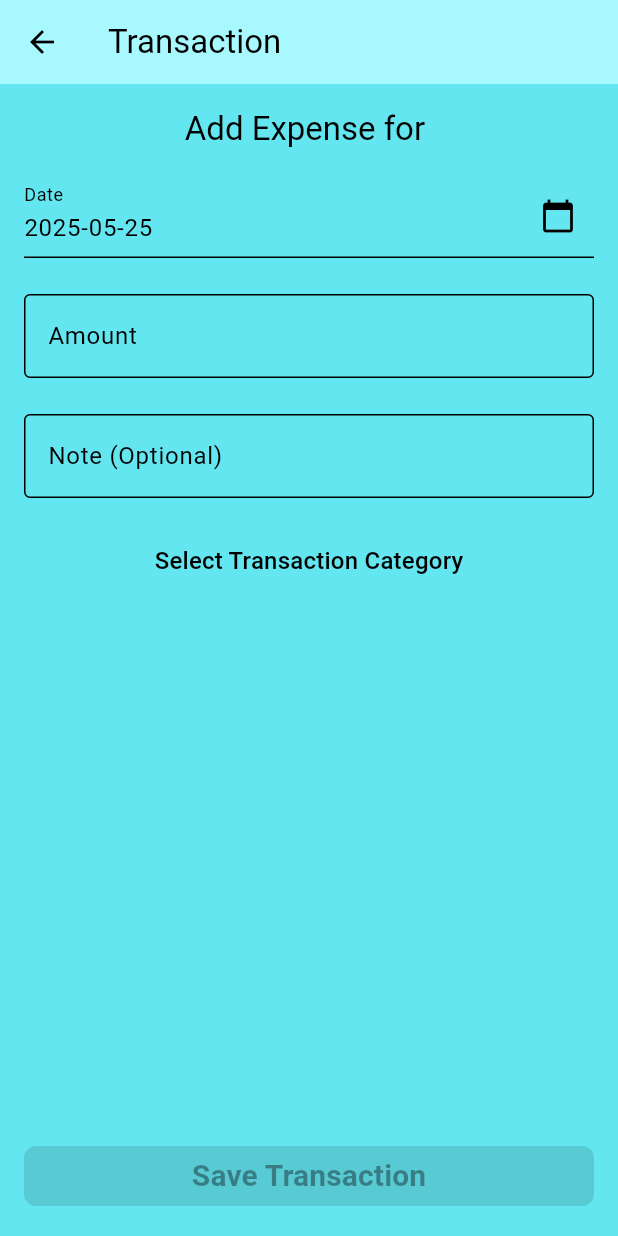
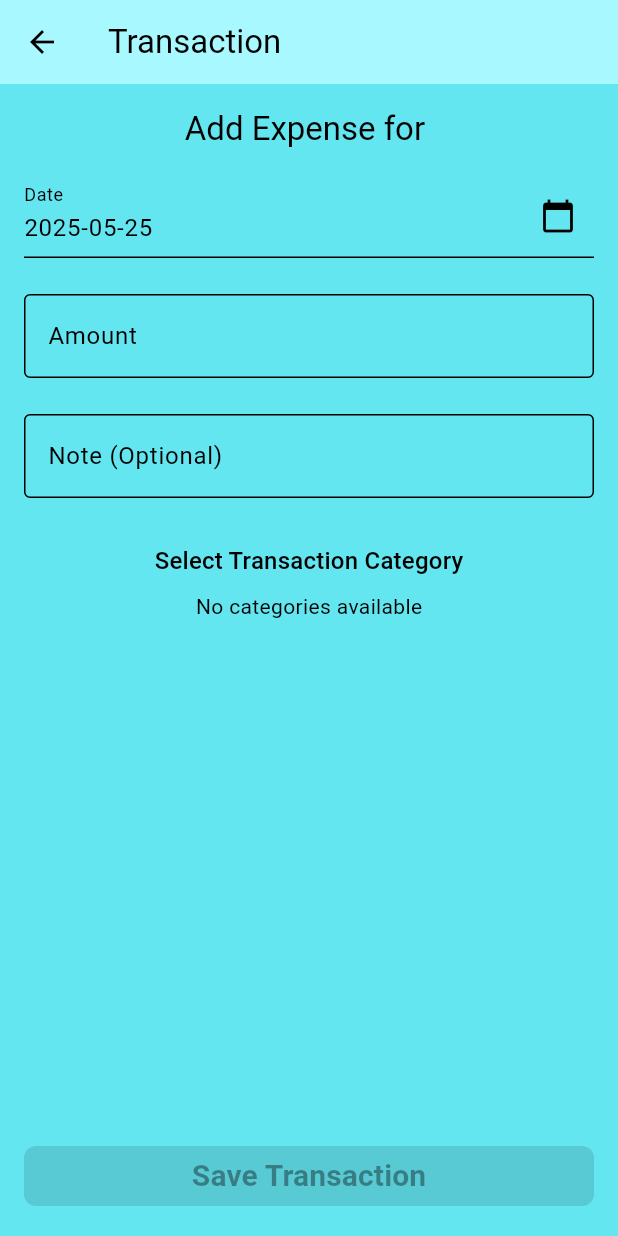
Before and after one commit to Rashedujjaman/revtrack, a Flutter app: the AddEditTransactionScreen screen opened directly with empty values, on a phone screen of 412 x 824 dp. Run offline on Flutter 3.47's test engine with Material 3 defaults, Android fonts, the light colour scheme and no system bars; our stand-ins replace cached_network_image, cloud_firestore, firebase_auth, firebase_core, syncfusion_flutter_charts; accounts and stored records are empty.

Commit message:
Seperate category for income and expense

```diff
--- a/lib/screens/add_edit_transaction_screen.dart
+++ b/lib/screens/add_edit_transaction_screen.dart
@@ -47,11 +47,13 @@ class _AddEditTransactionScreenState extends State<AddEditTransactionScreen> {
     type = widget._type;
     dateController.text = DateTime.now().toLocal().toString().split(' ')[0];
     fetchCategories();
-    _isLoading = false;
+    // TransactionService().createIncomeAndExpenseCategories();
   }
 
   Future<void> fetchCategories() async {
-    _categories = await TransactionService().fetchCategories();
+    _categories = type == 'Income'
+        ? await TransactionService().fetchIncomeCategories()
+        : await TransactionService().fetchExpenseCategories();
     setState(() {
       _isLoading = false;
     });
@@ -179,25 +181,33 @@ class _AddEditTransactionScreenState extends State<AddEditTransactionScreen> {
                         Text('Select Transaction Category',
                             style: Theme.of(context).textTheme.titleMedium),
                         const SizedBox(height: 8),
-                        Wrap(
+                        _categories.isNotEmpty
+                            ? Wrap(
                                 spacing: 8.0,
+                                runSpacing: 8.0,
+                                alignment: WrapAlignment.spaceEvenly,
+                                runAlignment: WrapAlignment.start,
                                 direction: Axis.horizontal,
-                          children: List<Widget>.generate(_categories.length,
-                              (int index) {
+                                children: List<Widget>.generate(
+                                    _categories.length, (int index) {
                                   final String category = _categories[index];
                                   return ChoiceChip(
                                     label: Text(category),
                                     selected: category == selectedCategory,
                                     onSelected: (selected) {
                                       setState(() {
-                                  selectedCategory = selected ? category : '';
+                                        selectedCategory =
+                                            selected ? category : '';
                                       });
                                     },
-                              selectedColor:
-                                  Theme.of(context).colorScheme.inversePrimary,
+                                    selectedColor: Theme.of(context)
+                                        .colorScheme
+                                        .inversePrimary,
                                   );
                                 }).toList(),
-                        ),
+                              )
+                            : Text('No categories available',
+                                style: Theme.of(context).textTheme.bodyMedium),
                       ],
                     ),
                   ),
```
Also changed, not shown: lib/services/transaction_service.dart (+82 -2 lines), 4 other files. Lines whose indentation alone changed are shown as unchanged.
